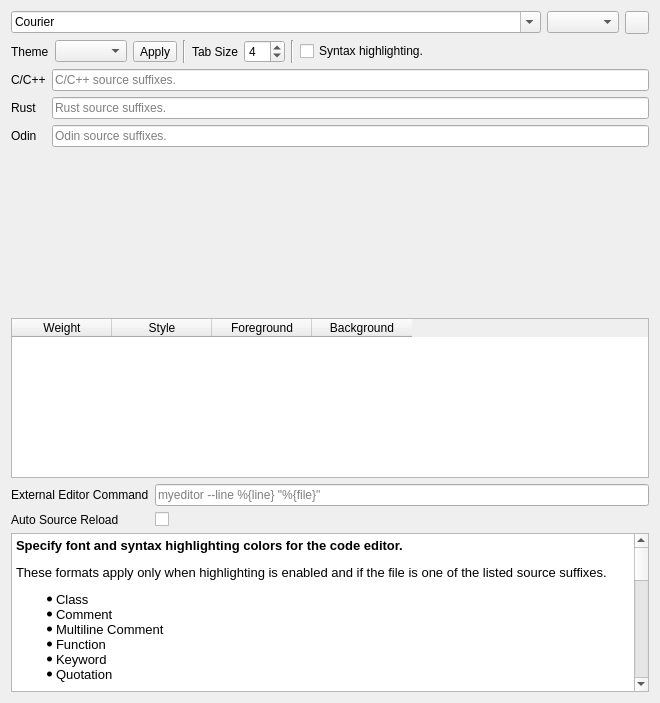
epasveer/seer, file src/SeerEditorConfigPage.ui: the form before one commit.
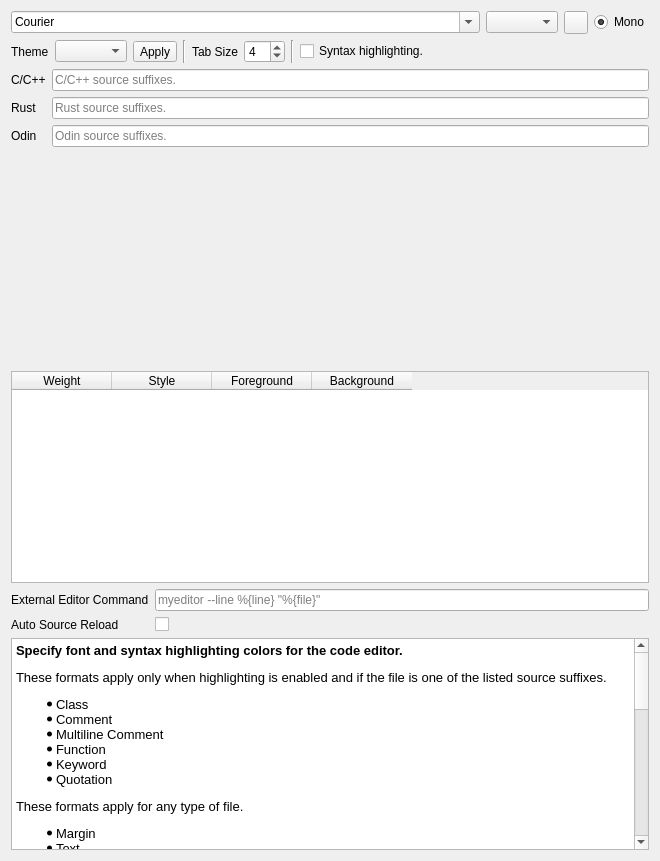
The form after the commit. Icons and pictures are not drawn. Custom widgets are drawn as their Qt base class.

Commit message: Add option to list all fonts, not just Monospace.

The edit to the form file:
```diff
--- a/src/SeerEditorConfigPage.ui
+++ b/src/SeerEditorConfigPage.ui
@@ -7,7 +7,7 @@
     <x>0</x>
     <y>0</y>
     <width>660</width>
-    <height>703</height>
+    <height>861</height>
    </rect>
   </property>
   <property name="windowTitle">
@@ -43,6 +43,19 @@
        </property>
       </widget>
      </item>
+     <item>
+      <widget class="QRadioButton" name="fontMonoRadioButton">
+       <property name="toolTip">
+        <string>Show only Mono Spaced fonts.</string>
+       </property>
+       <property name="text">
+        <string>Mono</string>
+       </property>
+       <property name="checked">
+        <bool>true</bool>
+       </property>
+      </widget>
+     </item>
     </layout>
    </item>
    <item row="1" column="0">
@@ -336,6 +349,7 @@
 &lt;li style=&quot; margin-top:0px; margin-bottom:0px; margin-left:0px; margin-right:0px; -qt-block-indent:0; text-indent:0px;&quot;&gt;Text&lt;/li&gt;
 &lt;li style=&quot; margin-top:0px; margin-bottom:0px; margin-left:0px; margin-right:0px; -qt-block-indent:0; text-indent:0px;&quot;&gt;Assembly Text&lt;/li&gt;
 &lt;li style=&quot; margin-top:0px; margin-bottom:0px; margin-left:0px; margin-right:0px; -qt-block-indent:0; text-indent:0px;&quot;&gt;Current Line&lt;/li&gt;&lt;/ul&gt;
+&lt;p style=&quot; margin-top:12px; margin-bottom:12px; margin-left:0px; margin-right:0px; -qt-block-indent:0; text-indent:0px;&quot;&gt;A note about fonts. Sometimes Qt will not list some Mono Spaced fonts even though they are. If this is the case for you, disable the Mono button. All fonts will then be listed.&lt;/p&gt;
 &lt;p style=&quot; margin-top:12px; margin-bottom:12px; margin-left:0px; margin-right:0px; -qt-block-indent:0; text-indent:0px;&quot;&gt;Syntax highlighting can be enabled or disabled. The list of suffixes for supported source files can be changed. For example, C/C++ source files:&lt;/p&gt;
 &lt;p style=&quot; margin-top:12px; margin-bottom:12px; margin-left:0px; margin-right:0px; -qt-block-indent:0; text-indent:0px;&quot;&gt;&amp;quot;.h|.cpp|.c&amp;quot;&lt;/p&gt;
 &lt;p style=&quot; margin-top:12px; margin-bottom:12px; margin-left:0px; margin-right:0px; -qt-block-indent:0; text-indent:0px;&quot;&gt;The tab size, in spaces, can be set to properly display source files that contain tab characters.&lt;/p&gt;
```
The commit also changes 2 other files.
